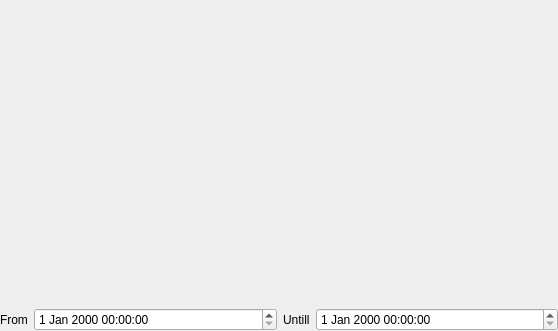
Qt form ACF/Include/iqtnemo/CNemoSensorPlotGuiComp.ui (ImagingTools/acf) before a commit.
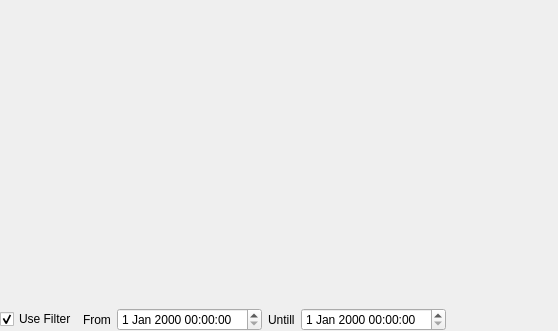
The same form after that commit.

Commit message: Nemo: Some changes in the data structure. ACF: Range implementation added. Measurement range implemented.

```diff
--- a/ACF/Include/iqtnemo/CNemoSensorPlotGuiComp.ui
+++ b/ACF/Include/iqtnemo/CNemoSensorPlotGuiComp.ui
@@ -53,7 +53,40 @@
        <number>6</number>
       </property>
       <item>
-       <widget class="QLabel" name="label" >
+       <widget class="QCheckBox" name="UseFilterCheckBox" >
+        <property name="sizePolicy" >
+         <sizepolicy>
+          <hsizetype>4</hsizetype>
+          <vsizetype>0</vsizetype>
+          <horstretch>0</horstretch>
+          <verstretch>0</verstretch>
+         </sizepolicy>
+        </property>
+        <property name="text" >
+         <string>Use Filter</string>
+        </property>
+        <property name="checked" >
+         <bool>true</bool>
+        </property>
+       </widget>
+      </item>
+      <item>
+       <widget class="QFrame" name="TimeFilterFrame" >
+        <property name="frameShape" >
+         <enum>QFrame::NoFrame</enum>
+        </property>
+        <property name="frameShadow" >
+         <enum>QFrame::Raised</enum>
+        </property>
+        <layout class="QHBoxLayout" >
+         <property name="margin" >
+          <number>0</number>
+         </property>
+         <property name="spacing" >
+          <number>6</number>
+         </property>
+         <item>
+          <widget class="QLabel" name="FromLabel" >
         <property name="sizePolicy" >
          <sizepolicy>
           <hsizetype>4</hsizetype>
@@ -71,7 +104,7 @@
        <widget class="QDateTimeEdit" name="FromTime" />
       </item>
       <item>
-       <widget class="QLabel" name="label_2" >
+          <widget class="QLabel" name="UntilLabel" >
         <property name="sizePolicy" >
          <sizepolicy>
           <hsizetype>4</hsizetype>
@@ -91,6 +124,25 @@
      </layout>
     </widget>
    </item>
+      <item>
+       <spacer>
+        <property name="orientation" >
+         <enum>Qt::Horizontal</enum>
+        </property>
+        <property name="sizeType" >
+         <enum>QSizePolicy::MinimumExpanding</enum>
+        </property>
+        <property name="sizeHint" >
+         <size>
+          <width>40</width>
+          <height>20</height>
+         </size>
+        </property>
+       </spacer>
+      </item>
+     </layout>
+    </widget>
+   </item>
   </layout>
  </widget>
  <resources/>
```
Left out of the diff: 21 changed lines with no effect on the pictures. Lines whose indentation alone changed are shown as unchanged. The commit also changes 27 other files.
